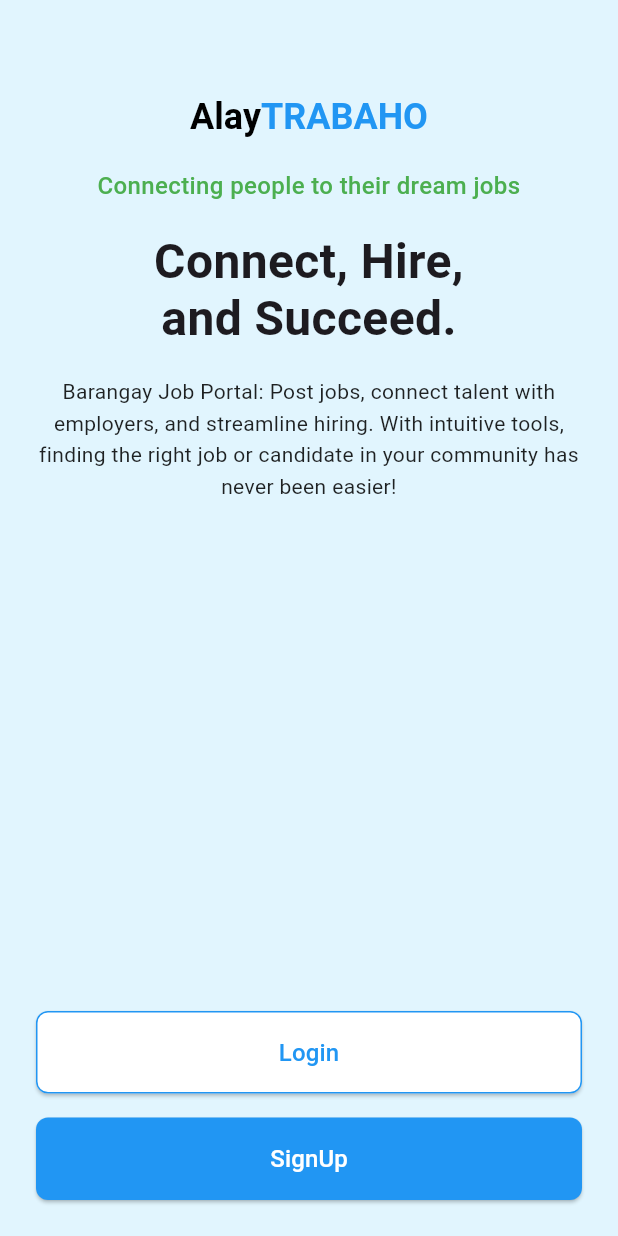
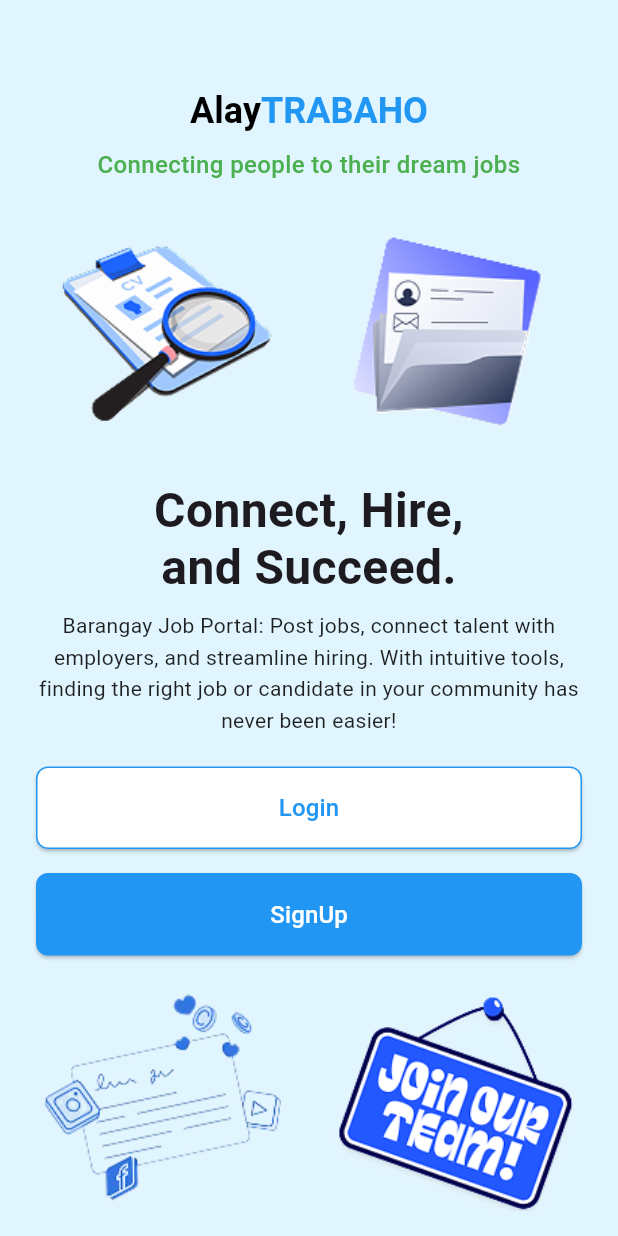
Before and after one commit to pjjj23/Community-Job-Posting-RAFI-MFI-project, a Flutter app: the screen it shows after launch, on a phone screen of 412 x 824 dp. Run offline on Flutter 3.47's test engine with Material 3 defaults, Android fonts, the phone set to English and light mode, and no system bars.

Commit message:
Creating Landing Page

```diff
--- a/alay_trabaho_mobile/lib/pages/landing_page.dart
+++ b/alay_trabaho_mobile/lib/pages/landing_page.dart
@@ -1,16 +1,12 @@
 import 'package:flutter/material.dart';
 
-// ignore: use_key_in_widget_constructors
 class LandingPage extends StatelessWidget {
   @override
   Widget build(BuildContext context) {
     return Scaffold(
       backgroundColor: Colors.lightBlue[50],
-      body: SafeArea(
-        child: Stack(
-          children: [
-            Padding(
-              padding: const EdgeInsets.all(24.0),
+      body: Padding(
+        padding: const EdgeInsets.symmetric(horizontal: 24.0, vertical: 20.0),
         child: Column(
           crossAxisAlignment: CrossAxisAlignment.stretch,
           children: [
@@ -41,7 +37,7 @@ class LandingPage extends StatelessWidget {
               ),
             ),
 
-                  SizedBox(height: 20),
+            SizedBox(height: 10),
 
             // Tagline
             Text(
@@ -54,7 +50,24 @@ class LandingPage extends StatelessWidget {
               ),
             ),
 
-                  SizedBox(height: 20),
+            SizedBox(height: 10),
+
+            // Top left image
+            Row(
+              mainAxisAlignment: MainAxisAlignment.spaceBetween,
+              children: [
+                Image.asset(
+                  'assets/images/LandingImage3.png',
+                  height: 150,
+                ),
+                Image.asset(
+                  'assets/images/LandingImage1.png',
+                  height: 180,
+                ),
+              ],
+            ),
+
+            SizedBox(height: 10),
 
             // Main heading
             Text(
@@ -67,7 +80,7 @@ class LandingPage extends StatelessWidget {
               ),
             ),
 
-                  SizedBox(height: 20),
+            SizedBox(height: 10),
 
             // Description
             Text(
@@ -81,6 +94,8 @@ class LandingPage extends StatelessWidget {
             ),
 
             Spacer(),
+
+            SizedBox(height: 20),
 
             // Login Button
             ElevatedButton(
@@ -124,8 +139,22 @@ class LandingPage extends StatelessWidget {
                 ),
               ),
             ),
+
+            SizedBox(height: 20),
+
+            // Bottom images opposite
+            Row(
+              mainAxisAlignment: MainAxisAlignment.spaceBetween,
+              children: [
+                Image.asset(
+                  'assets/images/LandingImage4.png',
+                  height: 150,
+                ),
+                Image.asset(
+                  'assets/images/LandingImage2.png',
+                  height: 150,
+                ),
               ],
-              ),
             ),
           ],
         ),
--- a/alay_trabaho_mobile/pubspec.yaml
+++ b/alay_trabaho_mobile/pubspec.yaml
@@ -34,6 +34,7 @@ dependencies:
   # The following adds the Cupertino Icons font to your application.
   # Use with the CupertinoIcons class for iOS style icons.
   cupertino_icons: ^1.0.8
+  flutter_svg: ^2.0.17
 
 dev_dependencies:
   flutter_test:
@@ -51,6 +52,8 @@ dev_dependencies:
 
 # The following section is specific to Flutter packages.
 flutter:
+  assets:
+    - assets/images/
 
   # The following line ensures that the Material Icons font is
   # included with your application, so that you can use the icons in
```
Also changed, not shown: alay_trabaho_mobile/assets/images/LandingImage1.png (added), alay_trabaho_mobile/assets/images/LandingImage2.png (added), alay_trabaho_mobile/assets/images/LandingImage3.png (added), alay_trabaho_mobile/assets/images/LandingImage4.png (added), alay_trabaho_mobile/pubspec.lock. Lines whose indentation alone changed are shown as unchanged.
